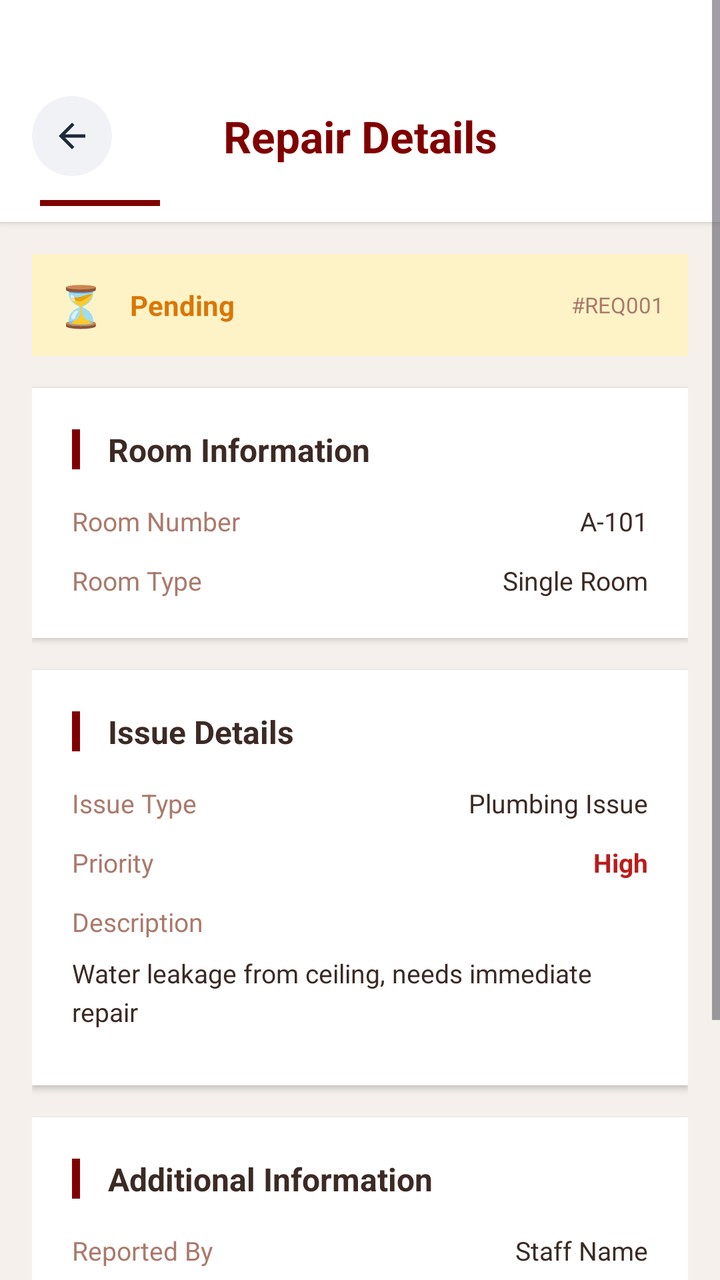
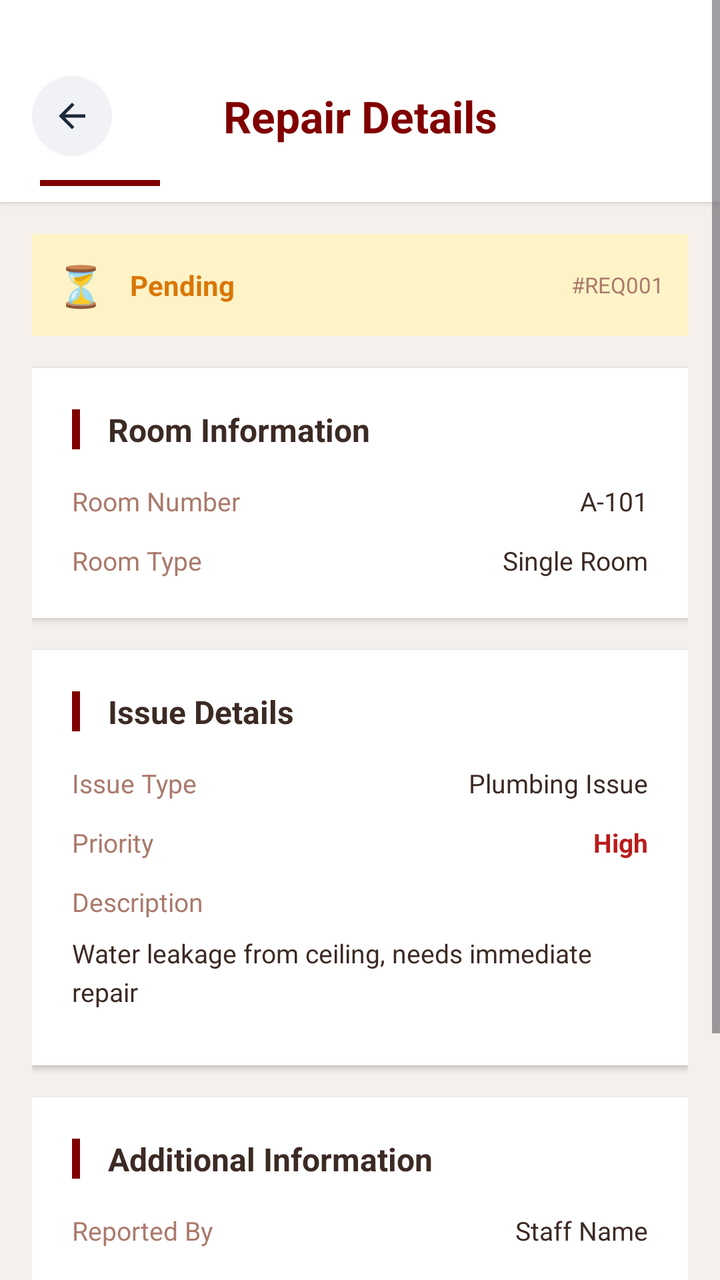

The first picture is an Android layout as it rendered before a commit; the second is the same layout after the commit. The layout source and the unified diff follow.
<!-- AndroidManifest.xml: application theme Theme.UTMSPACE_HostelBookingSystem -->
<!-- res/layout/activity_technician_repair_detail.xml -->
<?xml version="1.0" encoding="utf-8"?>
<ScrollView xmlns:android="http://schemas.android.com/apk/res/android"
    xmlns:app="http://schemas.android.com/apk/res-auto"
    android:layout_width="match_parent"
    android:layout_height="match_parent"
    android:background="#F5F0EB"
    android:fillViewport="true">

    <LinearLayout
        android:layout_width="match_parent"
        android:layout_height="wrap_content"
        android:orientation="vertical">

        
        <LinearLayout
            android:layout_width="match_parent"
            android:layout_height="wrap_content"
            android:orientation="vertical"
            android:background="#FFFFFF"
            android:elevation="2dp"
            android:paddingTop="40dp"
            android:paddingBottom="8dp">

            <LinearLayout
                android:layout_width="match_parent"
                android:layout_height="wrap_content"
                android:orientation="horizontal"
                android:gravity="center_vertical"
                android:layout_marginTop="8dp"
                android:layout_marginBottom="8dp">

                <LinearLayout
                    android:id="@+id/ivBack"
                    android:layout_width="40dp"
                    android:layout_height="40dp"
                    android:background="@drawable/back_button_background"
                    android:gravity="center"
                    android:clickable="true"
                    android:focusable="true"
                    android:layout_marginStart="16dp">

                    <ImageView
                        android:layout_width="20dp"
                        android:layout_height="20dp"
                        android:src="@drawable/ic_arrow_back"
                        app:tint="#1E293B" />

                </LinearLayout>

                <TextView
                    android:layout_width="0dp"
                    android:layout_height="wrap_content"
                    android:layout_weight="1"
                    android:text="Repair Details"
                    android:textSize="22sp"
                    android:textStyle="bold"
                    android:textColor="#800000"
                    android:gravity="center"
                    android:fontFamily="sans-serif" />

                <LinearLayout
                    android:layout_width="40dp"
                    android:layout_height="40dp"
                    android:layout_marginEnd="16dp" />

            </LinearLayout>

            <View
                android:layout_width="60dp"
                android:layout_height="3dp"
                android:layout_marginStart="20dp"
                android:layout_marginTop="4dp"
                android:background="#800000" />

        </LinearLayout>

        <LinearLayout
            android:layout_width="match_parent"
            android:layout_height="wrap_content"
            android:orientation="vertical"
            android:padding="16dp">

            
            <LinearLayout
                android:id="@+id/statusBanner"
                android:layout_width="match_parent"
                android:layout_height="wrap_content"
                android:orientation="horizontal"
                android:gravity="center_vertical"
                android:background="#FEF3C7"
                android:padding="12dp"
                android:layout_marginBottom="16dp"
                android:radius="8dp">

                <TextView
                    android:id="@+id/tvStatusIcon"
                    android:layout_width="wrap_content"
                    android:layout_height="wrap_content"
                    android:text="⏳"
                    android:textSize="20sp" />

                <TextView
                    android:id="@+id/tvStatus"
                    android:layout_width="0dp"
                    android:layout_height="wrap_content"
                    android:layout_weight="1"
                    android:layout_marginStart="12dp"
                    android:text="Pending"
                    android:textSize="14sp"
                    android:textStyle="bold"
                    android:textColor="#D97706"
                    android:fontFamily="sans-serif" />

                <TextView
                    android:id="@+id/tvRequestId"
                    android:layout_width="wrap_content"
                    android:layout_height="wrap_content"
                    android:text="#REQ001"
                    android:textSize="11sp"
                    android:textColor="#AA7A6C"
                    android:fontFamily="sans-serif" />

            </LinearLayout>

            
            <LinearLayout
                android:layout_width="match_parent"
                android:layout_height="wrap_content"
                android:orientation="vertical"
                android:background="#FFFFFF"
                android:elevation="2dp"
                android:padding="20dp"
                android:layout_marginBottom="16dp">

                <LinearLayout
                    android:layout_width="match_parent"
                    android:layout_height="wrap_content"
                    android:orientation="horizontal"
                    android:gravity="center_vertical"
                    android:layout_marginBottom="16dp">

                    <View
                        android:layout_width="4dp"
                        android:layout_height="20dp"
                        android:background="#800000" />

                    <TextView
                        android:layout_width="wrap_content"
                        android:layout_height="wrap_content"
                        android:text=" Room Information"
                        android:textSize="16sp"
                        android:textStyle="bold"
                        android:textColor="#3C2A24"
                        android:layout_marginStart="10dp"
                        android:fontFamily="sans-serif" />

                </LinearLayout>

                <LinearLayout
                    android:layout_width="match_parent"
                    android:layout_height="wrap_content"
                    android:orientation="horizontal"
                    android:layout_marginBottom="12dp">

                    <TextView
                        android:layout_width="0dp"
                        android:layout_height="wrap_content"
                        android:layout_weight="1"
                        android:text="Room Number"
                        android:textSize="13sp"
                        android:textColor="#AA7A6C"
                        android:fontFamily="sans-serif" />

                    <TextView
                        android:id="@+id/tvRoomNumber"
                        android:layout_width="0dp"
                        android:layout_height="wrap_content"
                        android:layout_weight="1"
                        android:text="A-101"
                        android:textSize="13sp"
                        android:textColor="#3C2A24"
                        android:textAlignment="textEnd"
                        android:fontFamily="sans-serif" />

                </LinearLayout>

                <LinearLayout
                    android:layout_width="match_parent"
                    android:layout_height="wrap_content"
                    android:orientation="horizontal">

                    <TextView
                        android:layout_width="0dp"
                        android:layout_height="wrap_content"
                        android:layout_weight="1"
                        android:text="Room Type"
                        android:textSize="13sp"
                        android:textColor="#AA7A6C"
                        android:fontFamily="sans-serif" />

                    <TextView
                        android:id="@+id/tvRoomType"
                        android:layout_width="0dp"
                        android:layout_height="wrap_content"
                        android:layout_weight="1"
                        android:text="Single Room"
                        android:textSize="13sp"
                        android:textColor="#3C2A24"
                        android:textAlignment="textEnd"
                        android:fontFamily="sans-serif" />

                </LinearLayout>

            </LinearLayout>

            
            <LinearLayout
                android:layout_width="match_parent"
                android:layout_height="wrap_content"
                android:orientation="vertical"
                android:background="#FFFFFF"
                android:elevation="2dp"
                android:padding="20dp"
                android:layout_marginBottom="16dp">

                <LinearLayout
                    android:layout_width="match_parent"
                    android:layout_height="wrap_content"
                    android:orientation="horizontal"
                    android:gravity="center_vertical"
                    android:layout_marginBottom="16dp">

                    <View
                        android:layout_width="4dp"
                        android:layout_height="20dp"
                        android:background="#800000" />

                    <TextView
                        android:layout_width="wrap_content"
                        android:layout_height="wrap_content"
                        android:text=" Issue Details"
                        android:textSize="16sp"
                        android:textStyle="bold"
                        android:textColor="#3C2A24"
                        android:layout_marginStart="10dp"
                        android:fontFamily="sans-serif" />

                </LinearLayout>

                <LinearLayout
                    android:layout_width="match_parent"
                    android:layout_height="wrap_content"
                    android:orientation="horizontal"
                    android:layout_marginBottom="12dp">

                    <TextView
                        android:layout_width="0dp"
                        android:layout_height="wrap_content"
                        android:layout_weight="1"
                        android:text="Issue Type"
                        android:textSize="13sp"
                        android:textColor="#AA7A6C"
                        android:fontFamily="sans-serif" />

                    <TextView
                        android:id="@+id/tvIssueType"
                        android:layout_width="0dp"
                        android:layout_height="wrap_content"
                        android:layout_weight="1"
                        android:text="Plumbing Issue"
                        android:textSize="13sp"
                        android:textColor="#3C2A24"
                        android:textAlignment="textEnd"
                        android:fontFamily="sans-serif" />

                </LinearLayout>

                <LinearLayout
                    android:layout_width="match_parent"
                    android:layout_height="wrap_content"
                    android:orientation="horizontal"
                    android:layout_marginBottom="12dp">

                    <TextView
                        android:layout_width="0dp"
                        android:layout_height="wrap_content"
                        android:layout_weight="1"
                        android:text="Priority"
                        android:textSize="13sp"
                        android:textColor="#AA7A6C"
                        android:fontFamily="sans-serif" />

                    <TextView
                        android:id="@+id/tvPriority"
                        android:layout_width="0dp"
                        android:layout_height="wrap_content"
                        android:layout_weight="1"
                        android:text="High"
                        android:textSize="13sp"
                        android:textStyle="bold"
                        android:textColor="#B91C1C"
                        android:textAlignment="textEnd"
                        android:fontFamily="sans-serif" />

                </LinearLayout>

                <LinearLayout
                    android:layout_width="match_parent"
                    android:layout_height="wrap_content"
                    android:orientation="vertical"
                    android:layout_marginBottom="8dp">

                    <TextView
                        android:layout_width="wrap_content"
                        android:layout_height="wrap_content"
                        android:text="Description"
                        android:textSize="13sp"
                        android:textColor="#AA7A6C"
                        android:layout_marginBottom="8dp"
                        android:fontFamily="sans-serif" />

                    <TextView
                        android:id="@+id/tvDescription"
                        android:layout_width="match_parent"
                        android:layout_height="wrap_content"
                        android:text="Water leakage from ceiling, needs immediate repair"
                        android:textSize="13sp"
                        android:textColor="#3C2A24"
                        android:lineSpacingExtra="4dp"
                        android:fontFamily="sans-serif" />

                </LinearLayout>

            </LinearLayout>

            
            <LinearLayout
                android:layout_width="match_parent"
                android:layout_height="wrap_content"
                android:orientation="vertical"
                android:background="#FFFFFF"
                android:elevation="2dp"
                android:padding="20dp"
                android:layout_marginBottom="16dp">

                <LinearLayout
                    android:layout_width="match_parent"
                    android:layout_height="wrap_content"
                    android:orientation="horizontal"
                    android:gravity="center_vertical"
                    android:layout_marginBottom="16dp">

                    <View
                        android:layout_width="4dp"
                        android:layout_height="20dp"
                        android:background="#800000" />

                    <TextView
                        android:layout_width="wrap_content"
                        android:layout_height="wrap_content"
                        android:text=" Additional Information"
                        android:textSize="16sp"
                        android:textStyle="bold"
                        android:textColor="#3C2A24"
                        android:layout_marginStart="10dp"
                        android:fontFamily="sans-serif" />

                </LinearLayout>

                <LinearLayout
                    android:layout_width="match_parent"
                    android:layout_height="wrap_content"
                    android:orientation="horizontal"
                    android:layout_marginBottom="12dp">

                    <TextView
                        android:layout_width="0dp"
                        android:layout_height="wrap_content"
                        android:layout_weight="1"
                        android:text="Reported By"
                        android:textSize="13sp"
                        android:textColor="#AA7A6C"
                        android:fontFamily="sans-serif" />

                    <TextView
                        android:id="@+id/tvReportedBy"
                        android:layout_width="0dp"
                        android:layout_height="wrap_content"
                        android:layout_weight="1"
                        android:text="Staff Name"
                        android:textSize="13sp"
                        android:textColor="#3C2A24"
                        android:textAlignment="textEnd"
                        android:fontFamily="sans-serif" />

                </LinearLayout>

                <LinearLayout
                    android:layout_width="match_parent"
                    android:layout_height="wrap_content"
                    android:orientation="horizontal"
                    android:layout_marginBottom="12dp">

                    <TextView
                        android:layout_width="0dp"
                        android:layout_height="wrap_content"
                        android:layout_weight="1"
                        android:text="Reported Date"
                        android:textSize="13sp"
                        android:textColor="#AA7A6C"
                        android:fontFamily="sans-serif" />

                    <TextView
                        android:id="@+id/tvReportedDate"
                        android:layout_width="0dp"
                        android:layout_height="wrap_content"
                        android:layout_weight="1"
                        android:text="01/06/2024 10:30 AM"
                        android:textSize="13sp"
                        android:textColor="#3C2A24"
                        android:textAlignment="textEnd"
                        android:fontFamily="sans-serif" />

                </LinearLayout>

                <LinearLayout
                    android:layout_width="match_parent"
                    android:layout_height="wrap_content"
                    android:orientation="horizontal"
                    android:layout_marginBottom="12dp">

                    <TextView
                        android:layout_width="0dp"
                        android:layout_height="wrap_content"
                        android:layout_weight="1"
                        android:text="Preferred Time"
                        android:textSize="13sp"
                        android:textColor="#AA7A6C"
                        android:fontFamily="sans-serif" />

                    <TextView
                        android:id="@+id/tvPreferredTime"
                        android:layout_width="0dp"
                        android:layout_height="wrap_content"
                        android:layout_weight="1"
                        android:text="Weekdays 9am-5pm"
                        android:textSize="13sp"
                        android:textColor="#3C2A24"
                        android:textAlignment="textEnd"
                        android:fontFamily="sans-serif" />

                </LinearLayout>

                
                <LinearLayout
                    android:layout_width="match_parent"
                    android:layout_height="wrap_content"
                    android:orientation="horizontal">

                    <TextView
                        android:layout_width="0dp"
                        android:layout_height="wrap_content"
                        android:layout_weight="1"
                        android:text="Contact Person"
                        android:textSize="13sp"
                        android:textColor="#AA7A6C"
                        android:fontFamily="sans-serif" />

                    <TextView
                        android:id="@+id/tvContactPerson"
                        android:layout_width="0dp"
                        android:layout_height="wrap_content"
                        android:layout_weight="1"
                        android:text="N/A"
                        android:textSize="13sp"
                        android:textColor="#3C2A24"
                        android:textAlignment="textEnd"
                        android:fontFamily="sans-serif" />

                </LinearLayout>

            </LinearLayout>

            
            <LinearLayout
                android:id="@+id/proofImageCard"
                android:layout_width="match_parent"
                android:layout_height="wrap_content"
                android:orientation="vertical"
                android:background="#FFFFFF"
                android:elevation="2dp"
                android:padding="20dp"
                android:layout_marginBottom="16dp"
                android:visibility="gone">

                <LinearLayout
                    android:layout_width="match_parent"
                    android:layout_height="wrap_content"
                    android:orientation="horizontal"
                    android:gravity="center_vertical"
                    android:layout_marginBottom="16dp">

                    <View
                        android:layout_width="4dp"
                        android:layout_height="20dp"
                        android:background="#800000" />

                    <TextView
                        android:layout_width="wrap_content"
                        android:layout_height="wrap_content"
                        android:text=" Attached Photo"
                        android:textSize="16sp"
                        android:textStyle="bold"
                        android:textColor="#3C2A24"
                        android:layout_marginStart="10dp"
                        android:fontFamily="sans-serif" />

                </LinearLayout>

                <ImageView
                    android:id="@+id/ivProofImage"
                    android:layout_width="match_parent"
                    android:layout_height="200dp"
                    android:scaleType="centerCrop"
                    android:background="#F5F0EB"
                    android:clickable="true"
                    android:focusable="true" />

            </LinearLayout>

            
            <LinearLayout
                android:id="@+id/takePhotoSection"
                android:layout_width="match_parent"
                android:layout_height="wrap_content"
                android:orientation="vertical"
                android:background="#FFFFFF"
                android:elevation="2dp"
                android:padding="20dp"
                android:layout_marginBottom="16dp"
                android:visibility="gone">

                <LinearLayout
                    android:layout_width="match_parent"
                    android:layout_height="wrap_content"
                    android:orientation="horizontal"
                    android:gravity="center_vertical"
                    android:layout_marginBottom="16dp">

                    <View
                        android:layout_width="4dp"
                        android:layout_height="20dp"
                        android:background="#800000" />

                    <TextView
                        android:layout_width="wrap_content"
                        android:layout_height="wrap_content"
                        android:text=" Completion Proof"
                        android:textSize="16sp"
                        android:textStyle="bold"
                        android:textColor="#3C2A24"
                        android:layout_marginStart="10dp"
                        android:fontFamily="sans-serif" />

                </LinearLayout>

                
                <LinearLayout
                    android:id="@+id/btnTakePhoto"
                    android:layout_width="match_parent"
                    android:layout_height="52dp"
                    android:background="@drawable/outline_button_background"
                    android:gravity="center"
                    android:clickable="true"
                    android:focusable="true"
                    android:layout_marginBottom="12dp">

                    <ImageView
                        android:layout_width="20dp"
                        android:layout_height="20dp"
                        android:src="@drawable/ic_camera"
                        app:tint="#800000" />

                    <TextView
                        android:layout_width="wrap_content"
                        android:layout_height="wrap_content"
                        android:layout_marginStart="8dp"
                        android:text="Take Photo as Proof"
                        android:textSize="14sp"
                        android:textStyle="bold"
                        android:textColor="#800000"
                        android:fontFamily="sans-serif" />

                </LinearLayout>

                
                <LinearLayout
                    android:id="@+id/photoPreviewContainer"
                    android:layout_width="match_parent"
                    android:layout_height="wrap_content"
                    android:orientation="vertical"
                    android:visibility="gone">

                    <ImageView
                        android:id="@+id/ivPhotoPreview"
                        android:layout_width="match_parent"
                        android:layout_height="200dp"
                        android:scaleType="centerCrop"
                        android:background="#F5F0EB"
                        android:layout_marginBottom="8dp" />

                    <LinearLayout
                        android:layout_width="match_parent"
                        android:layout_height="wrap_content"
                        android:orientation="horizontal"
                        android:gravity="center">

                        <LinearLayout
                            android:id="@+id/btnRemovePhoto"
                            android:layout_width="wrap_content"
                            android:layout_height="36dp"
                            android:background="@drawable/outline_button_background"
                            android:paddingStart="16dp"
                            android:paddingEnd="16dp"
                            android:gravity="center"
                            android:clickable="true"
                            android:focusable="true">

                            <TextView
                                android:layout_width="wrap_content"
                                android:layout_height="wrap_content"
                                android:text="Remove Photo"
                                android:textSize="12sp"
                                android:textStyle="bold"
                                android:textColor="#EF4444"
                                android:fontFamily="sans-serif" />

                        </LinearLayout>

                    </LinearLayout>

                </LinearLayout>

            </LinearLayout>

            
            <LinearLayout
                android:layout_width="match_parent"
                android:layout_height="wrap_content"
                android:orientation="vertical"
                android:layout_marginTop="8dp"
                android:layout_marginBottom="20dp">

                
                <LinearLayout
                    android:id="@+id/btnStartRepairContainer"
                    android:layout_width="match_parent"
                    android:layout_height="wrap_content"
                    android:layout_marginBottom="12dp"
                    android:visibility="gone">

                    <LinearLayout
                        android:id="@+id/btnStartRepair"
                        android:layout_width="match_parent"
                        android:layout_height="52dp"
                        android:background="@drawable/primary_button_background"
                        android:gravity="center"
                        android:clickable="true"
                        android:focusable="true">

                        <TextView
                            android:layout_width="wrap_content"
                            android:layout_height="wrap_content"
                            android:text="Start Repair"
                            android:textSize="15sp"
                            android:textStyle="bold"
                            android:textColor="#FFFFFF"
                            android:fontFamily="sans-serif" />

                    </LinearLayout>

                </LinearLayout>

                
                <LinearLayout
                    android:id="@+id/btnSubmitCompletionContainer"
                    android:layout_width="match_parent"
                    android:layout_height="wrap_content"
                    android:layout_marginBottom="12dp"
                    android:visibility="gone">

                    <LinearLayout
                        android:id="@+id/btnSubmitCompletion"
                        android:layout_width="match_parent"
                        android:layout_height="52dp"
                        android:background="@drawable/primary_button_background"
                        android:gravity="center"
                        android:clickable="true"
                        android:focusable="true">

                        <TextView
                            android:layout_width="wrap_content"
                            android:layout_height="wrap_content"
                            android:text="Submit and Mark Completed"
                            android:textSize="15sp"
                            android:textStyle="bold"
                            android:textColor="#FFFFFF"
                            android:fontFamily="sans-serif" />

                    </LinearLayout>

                </LinearLayout>

                

            </LinearLayout>

        </LinearLayout>
    </LinearLayout>
</ScrollView>
<!-- resources referenced by this layout -->
<resources>
  <!-- drawable back_button_background (drawable) -->
  <?xml version="1.0" encoding="utf-8"?>
  <shape xmlns:android="http://schemas.android.com/apk/res/android">
      <solid android:color="#F0F2F5" />
      <corners android:radius="40dp" />
  </shape>
  <!-- drawable ic_arrow_back (drawable) -->
  <?xml version="1.0" encoding="utf-8"?>
  <vector xmlns:android="http://schemas.android.com/apk/res/android"
      android:width="24dp"
      android:height="24dp"
      android:viewportWidth="24"
      android:viewportHeight="24">
      <path
          android:fillColor="#1E293B"
          android:pathData="M20,11H7.83l5.59,-5.59L12,4l-8,8 8,8 1.41,-1.41L7.83,13H20v-2z"/>
  </vector>
  <!-- drawable ic_camera (drawable) -->
  <vector xmlns:android="http://schemas.android.com/apk/res/android"
      android:width="24dp"
      android:height="24dp"
      android:viewportWidth="24"
      android:viewportHeight="24">
      <path
          android:fillColor="#800000"
          android:pathData="M15,3l1.83,2H20c1.1,0 2,0.9 2,2v10c0,1.1 -0.9,2 -2,2H4c-1.1,0 -2,-0.9 -2,-2V7c0,-1.1 0.9,-2 2,-2h3.17L8,3h7zM12,8c-2.76,0 -5,2.24 -5,5s2.24,5 5,5 5,-2.24 5,-5 -2.24,-5 -5,-5zM12,10c1.66,0 3,1.34 3,3s-1.34,3 -3,3 -3,-1.34 -3,-3 1.34,-3 3,-3z"/>
  </vector>
  <!-- drawable outline_button_background (drawable) -->
  <?xml version="1.0" encoding="utf-8"?>
  <selector xmlns:android="http://schemas.android.com/apk/res/android">
      <item android:state_pressed="true">
          <shape android:shape="rectangle">
              <solid android:color="#F5F0EB" />
              <stroke android:width="1.5dp" android:color="#800000" />
              <corners android:radius="48dp" />
          </shape>
      </item>
      <item>
          <shape android:shape="rectangle">
              <solid android:color="#FFFFFF" />
              <stroke android:width="1.5dp" android:color="#B13E2E" />
              <corners android:radius="48dp" />
          </shape>
      </item>
  </selector>
  <!-- drawable primary_button_background (drawable) -->
  <?xml version="1.0" encoding="utf-8"?>
  <selector xmlns:android="http://schemas.android.com/apk/res/android">
      <item android:state_pressed="true">
          <shape android:shape="rectangle">
              <solid android:color="#5C0000" />
              <corners android:radius="48dp" />
          </shape>
      </item>
      <item>
          <shape android:shape="rectangle">
              <solid android:color="#800000" />
              <corners android:radius="48dp" />
          </shape>
      </item>
  </selector>
  <style name="Theme.UTMSPACE_HostelBookingSystem" parent="Theme.Material3.DayNight.NoActionBar">
  
          
          <item name="android:statusBarColor">@android:color/white</item>
          <item name="android:windowLightStatusBar">true</item>
  
          
          <item name="android:windowBackground">@android:color/white</item>
          <item name="android:colorBackground">@android:color/white</item>
  
      </style>
</resources>

<!-- the commit's change to res/layout/activity_technician_repair_detail.xml (unified diff, before → after) -->
@@ -18,7 +18,7 @@
             android:orientation="vertical"
             android:background="#FFFFFF"
             android:elevation="2dp"
-            android:paddingTop="40dp"
+            android:paddingTop="30dp"
             android:paddingBottom="8dp">
 
             <LinearLayout
